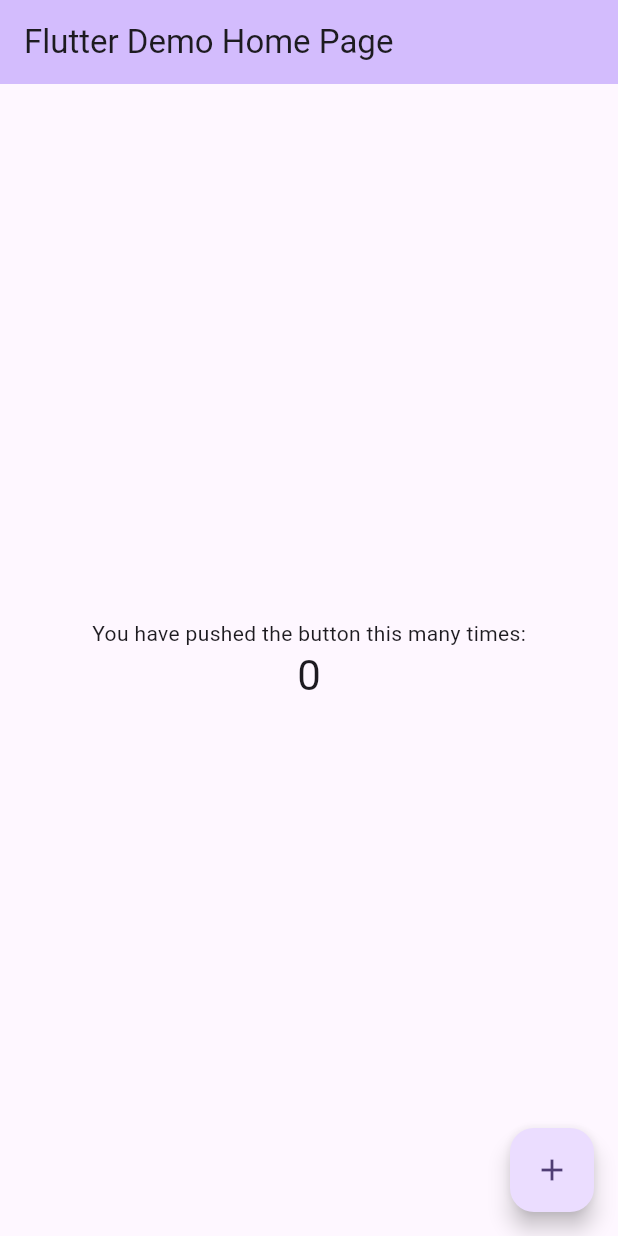
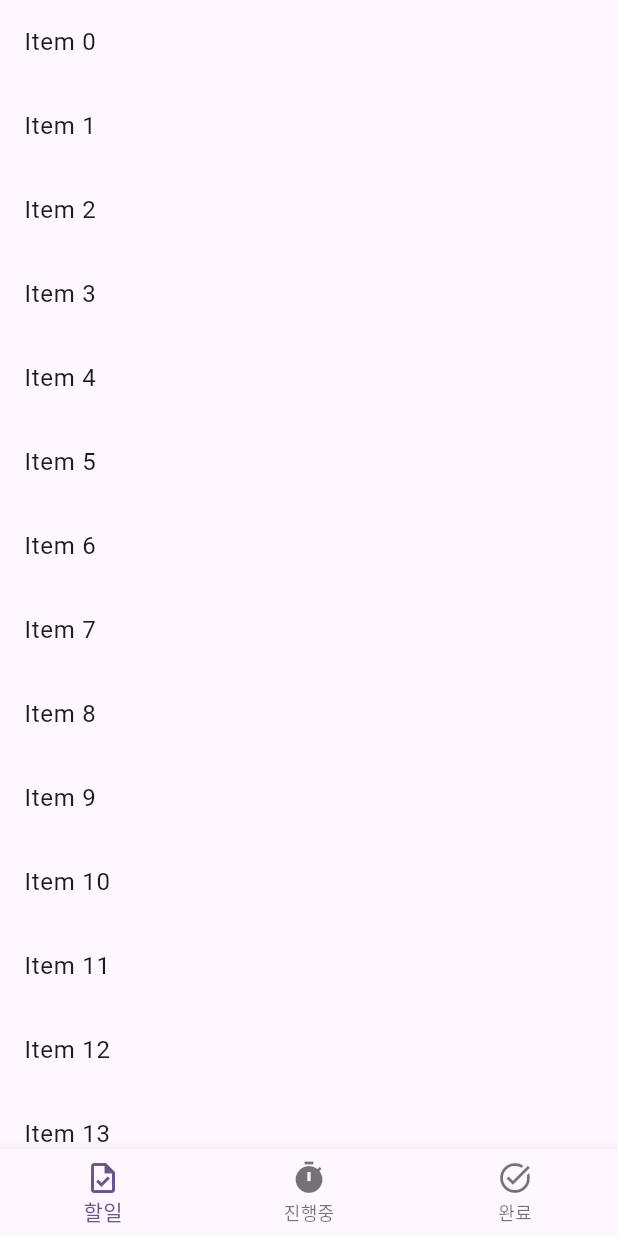
Before and after one commit to DevHyeon0312/to_do_list, a Flutter app: the screen it shows after launch, on a phone screen of 412 x 824 dp. Run offline on Flutter 3.47's test engine with Material 3 defaults, Android fonts, the phone set to English and light mode, and no system bars; our stand-ins replace get.

```diff
--- /dev/null
+++ b/lib/core/navigation/app_page.dart
@@ -0,0 +1,12 @@
+import 'package:get/get.dart';
+import 'package:to_do_list/core/navigation/app_route.dart';
+import 'package:to_do_list/feature/main/main_page.dart';
+class AppPage {
+  static final pages = [
+    GetPage(
+      name: AppRoute.main.name,
+      page: () => const MainPage(),
+      popGesture: AppRoute.main.canPop,
+    ),
+  ];
+}
--- /dev/null
+++ b/lib/core/navigation/app_route.dart
@@ -0,0 +1,11 @@
+enum AppRoute {
+  main(
+    name: '/',
+    canPop: false,
+  );
+
+  const AppRoute({required this.name, required this.canPop,});
+
+  final String name;
+  final bool canPop;
+}
--- /dev/null
+++ b/lib/feature/main/controller/main_tab_controller.dart
@@ -0,0 +1,10 @@
+import 'package:get/get.dart';
+
+class MainTabController extends GetxController {
+  final _selectedIndex = 0.obs;
+  int get selectedIndex => _selectedIndex.value;
+
+  void onItemTapped(int index) {
+    _selectedIndex.value = index;
+  }
+}
--- /dev/null
+++ b/lib/feature/main/main_page.dart
@@ -0,0 +1,61 @@
+import 'package:flutter/material.dart';
+import 'package:get/get.dart';
+import 'package:to_do_list/feature/main/controller/main_tab_controller.dart';
+
+class MainPage extends StatefulWidget {
+  const MainPage({super.key});
+
+  @override
+  State<MainPage> createState() => _MainPageState();
+}
+
+class _MainPageState extends State<MainPage> {
+  final MainTabController tabController = Get.put(MainTabController());
+
+  final List<Widget> pages = [
+    Container(
+      child: ListView.builder(
+        itemCount: 100,
+        itemBuilder: (context, index) {
+          return ListTile(
+            title: Text('Item $index'),
+          );
+        },
+      ),
+    ),
+    Container(),
+    Container(),
+  ];
+
+  @override
+  Widget build(BuildContext context) {
+    return Obx(
+      () => Scaffold(
+        body: IndexedStack(
+          index: tabController.selectedIndex,
+          children: pages,
+        ),
+        bottomNavigationBar: BottomNavigationBar(
+          currentIndex: tabController.selectedIndex,
+          items: const <BottomNavigationBarItem>[
+            BottomNavigationBarItem(
+              icon: Icon(Icons.task_outlined),
+              label: '할일',
+            ),
+            BottomNavigationBarItem(
+              icon: Icon(Icons.timer),
+              label: '진행중',
+            ),
+            BottomNavigationBarItem(
+              icon: Icon(Icons.task_alt_outlined),
+              label: '완료',
+            ),
+          ],
+          onTap: (int index) {
+            tabController.onItemTapped(index);
+          },
+        ),
+      ),
+    );
+  }
+}
--- a/lib/main.dart
+++ b/lib/main.dart
@@ -1,4 +1,7 @@
 import 'package:flutter/material.dart';
+import 'package:get/get.dart';
+import 'package:to_do_list/core/navigation/app_page.dart';
+import 'package:to_do_list/core/navigation/app_route.dart';
 
 void main() {
   runApp(const MyApp());
@@ -7,119 +10,15 @@ void main() {
 class MyApp extends StatelessWidget {
   const MyApp({super.key});
 
-  // This widget is the root of your application.
   @override
   Widget build(BuildContext context) {
-    return MaterialApp(
-      title: 'Flutter Demo',
+    return GetMaterialApp(
       theme: ThemeData(
-        // This is the theme of your application.
-        //
-        // TRY THIS: Try running your application with "flutter run". You'll see
-        // the application has a purple toolbar. Then, without quitting the app,
-        // try changing the seedColor in the colorScheme below to Colors.green
-        // and then invoke "hot reload" (save your changes or press the "hot
-        // reload" button in a Flutter-supported IDE, or press "r" if you used
-        // the command line to start the app).
-        //
-        // Notice that the counter didn't reset back to zero; the application
-        // state is not lost during the reload. To reset the state, use hot
-        // restart instead.
-        //
-        // This works for code too, not just values: Most code changes can be
-        // tested with just a hot reload.
         colorScheme: ColorScheme.fromSeed(seedColor: Colors.deepPurple),
         useMaterial3: true,
       ),
-      home: const MyHomePage(title: 'Flutter Demo Home Page'),
+      initialRoute: AppRoute.main.name,
+      getPages: AppPage.pages,
     );
   }
 }
-
-class MyHomePage extends StatefulWidget {
-  const MyHomePage({super.key, required this.title});
-
-  // This widget is the home page of your application. It is stateful, meaning
-  // that it has a State object (defined below) that contains fields that affect
-  // how it looks.
-
-  // This class is the configuration for the state. It holds the values (in this
-  // case the title) provided by the parent (in this case the App widget) and
-  // used by the build method of the State. Fields in a Widget subclass are
-  // always marked "final".
-
-  final String title;
-
-  @override
-  State<MyHomePage> createState() => _MyHomePageState();
-}
-
-class _MyHomePageState extends State<MyHomePage> {
-  int _counter = 0;
-
-  void _incrementCounter() {
-    setState(() {
-      // This call to setState tells the Flutter framework that something has
-      // changed in this State, which causes it to rerun the build method below
-      // so that the display can reflect the updated values. If we changed
-      // _counter without calling setState(), then the build method would not be
-      // called again, and so nothing would appear to happen.
-      _counter++;
-    });
-  }
-
-  @override
-  Widget build(BuildContext context) {
-    // This method is rerun every time setState is called, for instance as done
-    // by the _incrementCounter method above.
-    //
-    // The Flutter framework has been optimized to make rerunning build methods
-    // fast, so that you can just rebuild anything that needs updating rather
-    // than having to individually change instances of widgets.
-    return Scaffold(
-      appBar: AppBar(
-        // TRY THIS: Try changing the color here to a specific color (to
-        // Colors.amber, perhaps?) and trigger a hot reload to see the AppBar
-        // change color while the other colors stay the same.
-        backgroundColor: Theme.of(context).colorScheme.inversePrimary,
-        // Here we take the value from the MyHomePage object that was created by
-        // the App.build method, and use it to set our appbar title.
-        title: Text(widget.title),
-      ),
-      body: Center(
-        // Center is a layout widget. It takes a single child and positions it
-        // in the middle of the parent.
-        child: Column(
-          // Column is also a layout widget. It takes a list of children and
-          // arranges them vertically. By default, it sizes itself to fit its
-          // children horizontally, and tries to be as tall as its parent.
-          //
-          // Column has various properties to control how it sizes itself and
-          // how it positions its children. Here we use mainAxisAlignment to
-          // center the children vertically; the main axis here is the vertical
-          // axis because Columns are vertical (the cross axis would be
-          // horizontal).
-          //
-          // TRY THIS: Invoke "debug painting" (choose the "Toggle Debug Paint"
-          // action in the IDE, or press "p" in the console), to see the
-          // wireframe for each widget.
-          mainAxisAlignment: MainAxisAlignment.center,
-          children: <Widget>[
-            const Text(
-              'You have pushed the button this many times:',
-            ),
-            Text(
-              '$_counter',
-              style: Theme.of(context).textTheme.headlineMedium,
-            ),
-          ],
-        ),
-      ),
-      floatingActionButton: FloatingActionButton(
-        onPressed: _incrementCounter,
-        tooltip: 'Increment',
-        child: const Icon(Icons.add),
-      ), // This trailing comma makes auto-formatting nicer for build methods.
-    );
-  }
-}
--- a/pubspec.yaml
+++ b/pubspec.yaml
@@ -12,6 +12,9 @@ dependencies:
     sdk: flutter
 
   cupertino_icons: ^1.0.6
+
+  # state management
+  get: ^4.6.6
 
   # local database
   floor: ^1.5.0
```
Also changed, not shown: pubspec.lock.
